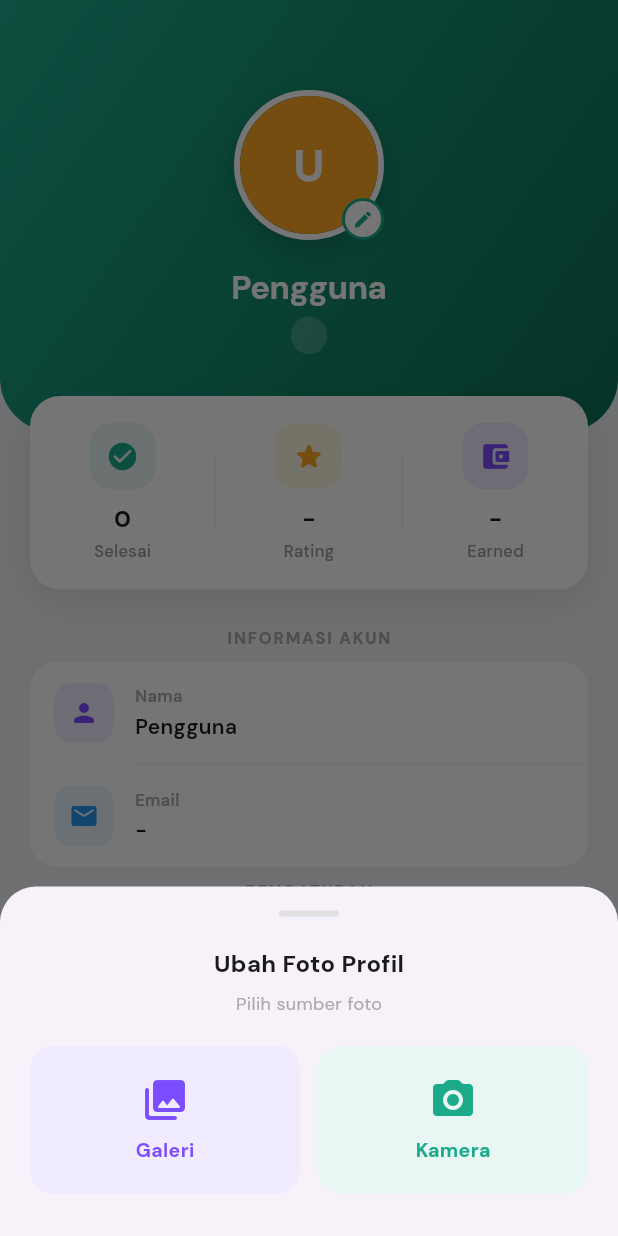
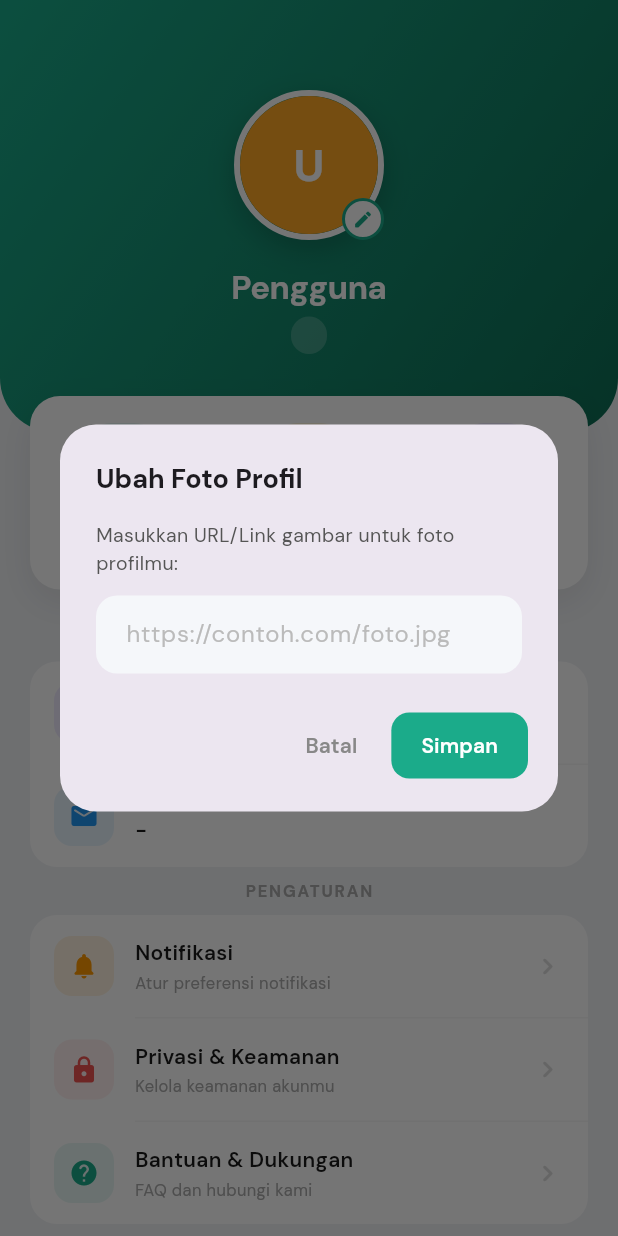
Before and after one commit to Dimskyy420/UIAPB, a Flutter app: the ProfileScreen screen opened directly, after a tap on an icon or button, on a phone screen of 412 x 824 dp. Run offline on Flutter 3.47's test engine with Material 3 defaults, Android fonts, the phone set to English and light mode, and no system bars; our stand-ins replace cloud_firestore, firebase_auth, firebase_core, firebase_messaging, firebase_storage, flutter_local_notifications and 1 more; accounts and stored records are empty.

Commit message:
feat: update profile photo via url instead of storage

```diff
--- a/lib/views/profile_screen.dart
+++ b/lib/views/profile_screen.dart
@@ -1,7 +1,5 @@
-import 'dart:io';
 import 'package:flutter/material.dart';
 import 'package:cloud_firestore/cloud_firestore.dart';
-import 'package:image_picker/image_picker.dart';
 import '../controller/auth_controller.dart';
 import '../controller/profile_controller.dart';
 import '../models/home_model.dart';
@@ -144,104 +142,78 @@ class _ProfileScreenState extends State<ProfileScreen> {
 
   // ── Pilih & Upload Foto ────────────────────────────────────────────────────
 
-  Future<void> _pickAndUploadPhoto(ImageSource source) async {
-    Navigator.pop(context); // tutup bottom sheet
-    final picker = ImagePicker();
-    final picked = await picker.pickImage(
-      source: source,
-      imageQuality: 75,
-      maxWidth: 800,
-    );
-    if (picked == null || !mounted) return;
+  // ── Update Foto via URL ────────────────────────────────────────────────────
 
-    setState(() => _isUploadingPhoto = true);
-    final newUrl =
-        await _profileController.uploadProfilePhoto(File(picked.path));
-    if (mounted) {
-      setState(() {
-        _isUploadingPhoto = false;
-        if (newUrl != null) _currentPhotoUrl = newUrl;
-      });
-      if (newUrl == null) {
-        ScaffoldMessenger.of(context).showSnackBar(
-          const SnackBar(
-            content: Text('Gagal mengunggah foto. Coba lagi.'),
-            backgroundColor: Color(0xFFE74C3C),
+  void _showPhotoUrlDialog() {
+    final TextEditingController urlController = TextEditingController();
+    showDialog(
+      context: context,
+      builder: (ctx) => AlertDialog(
+        shape: RoundedRectangleBorder(borderRadius: BorderRadius.circular(24)),
+        title: const Text('Ubah Foto Profil',
+            style: TextStyle(fontWeight: FontWeight.w700, fontSize: 18)),
+        content: Column(
+          mainAxisSize: MainAxisSize.min,
+          crossAxisAlignment: CrossAxisAlignment.start,
+          children: [
+            const Text('Masukkan URL/Link gambar untuk foto profilmu:',
+                style: TextStyle(fontSize: 13, color: Color(0xFF555555))),
+            const SizedBox(height: 12),
+            TextField(
+              controller: urlController,
+              decoration: InputDecoration(
+                hintText: 'https://contoh.com/foto.jpg',
+                hintStyle: const TextStyle(color: Color(0xFFBBBBBB)),
+                filled: true,
+                fillColor: const Color(0xFFF5F7FA),
+                border: OutlineInputBorder(
+                  borderRadius: BorderRadius.circular(14),
+                  borderSide: BorderSide.none,
+                ),
+                contentPadding: const EdgeInsets.symmetric(horizontal: 16, vertical: 14),
+              ),
+            ),
+          ],
+        ),
+        actionsPadding: const EdgeInsets.fromLTRB(20, 0, 20, 20),
+        actions: [
+          TextButton(
+            onPressed: () => Navigator.pop(ctx),
+            child: const Text('Batal',
+                style: TextStyle(color: Color(0xFF888888), fontWeight: FontWeight.w600)),
           ),
-        );
-      } else {
-        ScaffoldMessenger.of(context).showSnackBar(
-          const SnackBar(
-            content: Text('Foto profil berhasil diperbarui! 🎉'),
-            backgroundColor: Color(0xFF1BAB8A),
+          ElevatedButton(
+            onPressed: () async {
+              final newUrl = urlController.text.trim();
+              if (newUrl.isEmpty) return;
+              Navigator.pop(ctx);
+
+              setState(() => _isUploadingPhoto = true);
+              final success = await _profileController.updateProfilePhotoUrl(newUrl);
+
+              if (mounted) {
+                setState(() {
+                  _isUploadingPhoto = false;
+                  if (success) _currentPhotoUrl = newUrl;
+                });
+                ScaffoldMessenger.of(context).showSnackBar(
+                  SnackBar(
+                    content: Text(success ? 'Foto profil berhasil diperbarui! 🎉' : 'Gagal mengubah foto. Coba lagi.'),
+                    backgroundColor: success ? const Color(0xFF1BAB8A) : const Color(0xFFE74C3C),
+                  ),
+                );
+              }
+            },
+            style: ElevatedButton.styleFrom(
+              backgroundColor: const Color(0xFF1BAB8A),
+              elevation: 0,
+              shape: RoundedRectangleBorder(borderRadius: BorderRadius.circular(12)),
+              padding: const EdgeInsets.symmetric(horizontal: 20, vertical: 12),
+            ),
+            child: const Text('Simpan',
+                style: TextStyle(color: Colors.white, fontWeight: FontWeight.w600)),
           ),
-        );
-      }
-    }
-  }
-
-  void _showPhotoOptions() {
-    showModalBottomSheet(
-      context: context,
-      shape: const RoundedRectangleBorder(
-        borderRadius: BorderRadius.vertical(top: Radius.circular(24)),
-      ),
-      builder: (ctx) => SafeArea(
-        child: Padding(
-          padding: const EdgeInsets.symmetric(horizontal: 20, vertical: 16),
-          child: Column(
-            mainAxisSize: MainAxisSize.min,
-            children: [
-              Container(
-                width: 40,
-                height: 4,
-                decoration: BoxDecoration(
-                  color: const Color(0xFFE0E0E0),
-                  borderRadius: BorderRadius.circular(2),
-                ),
-              ),
-              const SizedBox(height: 20),
-              const Text(
-                'Ubah Foto Profil',
-                style: TextStyle(
-                  fontSize: 16,
-                  fontWeight: FontWeight.w700,
-                  color: Color(0xFF1A1A1A),
-                ),
-              ),
-              const SizedBox(height: 6),
-              const Text(
-                'Pilih sumber foto',
-                style: TextStyle(fontSize: 12, color: Color(0xFFAAAAAA)),
-              ),
-              const SizedBox(height: 20),
-              Row(
-                children: [
-                  Expanded(
-                    child: _PhotoSourceButton(
-                      icon: Icons.photo_library_rounded,
-                      color: const Color(0xFF7C4DFF),
-                      bg: const Color(0xFFF0EBFF),
-                      label: 'Galeri',
-                      onTap: () => _pickAndUploadPhoto(ImageSource.gallery),
-                    ),
-                  ),
-                  const SizedBox(width: 12),
-                  Expanded(
-                    child: _PhotoSourceButton(
-                      icon: Icons.camera_alt_rounded,
-                      color: const Color(0xFF1BAB8A),
-                      bg: const Color(0xFFE8F7F4),
-                      label: 'Kamera',
-                      onTap: () => _pickAndUploadPhoto(ImageSource.camera),
-                    ),
-                  ),
-                ],
-              ),
-              const SizedBox(height: 12),
-            ],
-          ),
-        ),
+        ],
       ),
     );
   }
@@ -402,7 +374,7 @@ class _ProfileScreenState extends State<ProfileScreen> {
       child: Column(
         children: [
           GestureDetector(
-            onTap: _isUploadingPhoto ? null : _showPhotoOptions,
+            onTap: _isUploadingPhoto ? null : _showPhotoUrlDialog,
             child: Stack(
               alignment: Alignment.bottomRight,
               children: [
```
Also changed, not shown: lib/controller/profile_controller.dart (+9 -22 lines), pubspec.lock.
